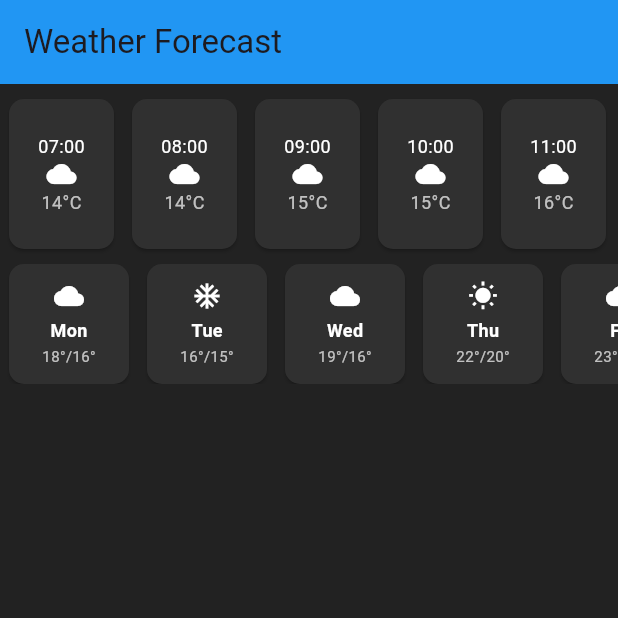
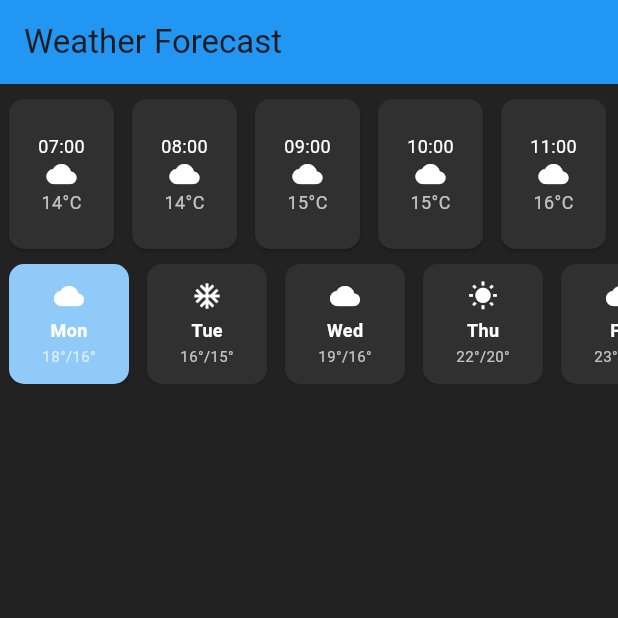
Before and after one commit to quangvtvp/flutter-app-01, a Flutter app: the screen it shows after launch, on a phone screen of 412 x 824 dp, the top half of it. Run offline on Flutter 3.47's test engine with Material 3 defaults, Android fonts, the phone set to English and light mode, and no system bars.

Commit message:
update selected color

```diff
--- a/lib/screens/row_column.dart
+++ b/lib/screens/row_column.dart
@@ -120,6 +120,7 @@ class _WeatherForecastScreenState extends State<WeatherForecastScreen> {
                     day: weeklyWeather[index]["day"],
                     temp: weeklyWeather[index]["temp"],
                     icon: weeklyWeather[index]["icon"],
+                    isSelected: index == selectedDayIndex,
                   ),
                 );
               }),
@@ -167,16 +168,21 @@ class WeeklyWeatherCard extends StatelessWidget {
   final String day;
   final String temp;
   final IconData icon;
+  final bool isSelected;
 
   const WeeklyWeatherCard(
-      {required this.day, required this.temp, required this.icon});
+      {super.key,
+      required this.day,
+      required this.temp,
+      required this.icon,
+      required this.isSelected});
 
   @override
   Widget build(BuildContext context) {
     return Card(
       margin: EdgeInsets.symmetric(horizontal: 6),
       shape: RoundedRectangleBorder(borderRadius: BorderRadius.circular(10)),
-      color: Colors.grey[850],
+      color: isSelected ? Colors.blue[200] : Colors.grey[850],
       child: Container(
         width: 80,
         height: 70,
```
